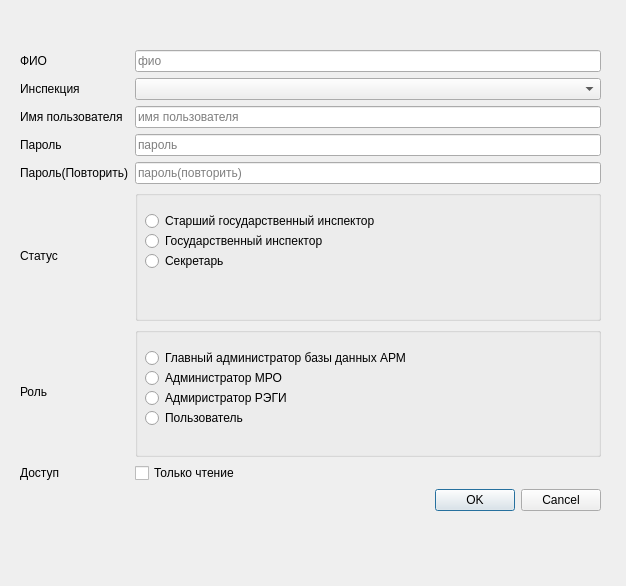
sid1980/ARMInspector, file ARMInspectorGUI/userForm.ui: the form before one commit.
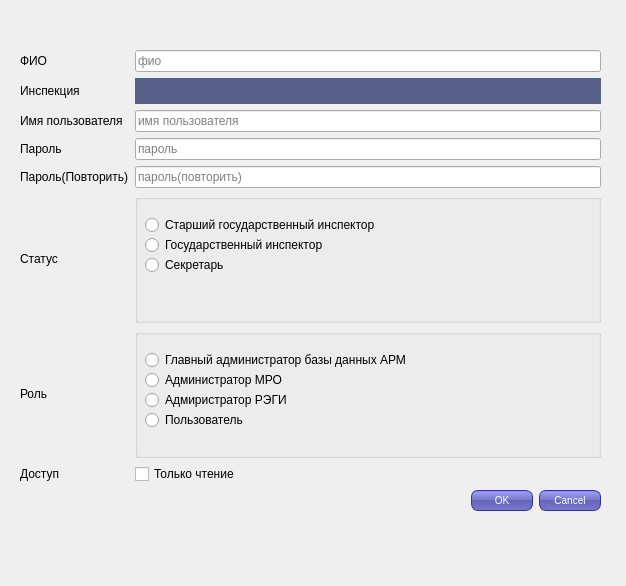
The form after the commit. Icons and pictures are not drawn.

Patch:
```diff
--- a/ARMInspectorGUI/userForm.ui
+++ b/ARMInspectorGUI/userForm.ui
@@ -13,6 +13,25 @@
   <property name="windowTitle">
    <string>Создание нового пользователя</string>
   </property>
+  <property name="styleSheet">
+   <string notr="true">QPushButton {
+color: white;
+background-color: QLinearGradient( x1: 0, y1: 0, x2: 0, y2: 1, stop: 0 #88d, stop: 0.1 #99e, stop: 0.49 #77c, stop: 0.5 #66b, stop: 1 #77c);
+border-width: 1px;
+border-color: #339;
+border-style: solid;
+border-radius: 7;
+padding: 3px;
+font-size: 10px;
+padding-left: 5px;
+padding-right: 5px;
+min-width: 50px;
+max-width: 50px;
+min-height: 13px;
+max-height: 13px;
+}
+</string>
+  </property>
   <widget class="QWidget" name="layoutWidget">
    <property name="geometry">
     <rect>
@@ -174,7 +193,49 @@
      </widget>
     </item>
     <item row="1" column="1">
-     <widget class="QComboBox" name="comboBoxInspection"/>
+     <widget class="QComboBox" name="comboBoxInspection">
+      <property name="styleSheet">
+       <string notr="true">QComboBox{
+border:                 none;
+background-color:   rgb(87, 96, 134);
+color:                      rgb(255, 255, 255);
+font-weight:            bold;
+padding:                    5px 
+
+}
+
+QComboBox::drop-down{
+    border:                 none;
+    background-color:   rgb(87, 96, 134);
+    color:                      rgb(255, 255, 255);
+    font-weight:            bold;
+    padding:                    0px;
+}
+
+QComboBox::down-arrow{
+    image:                      url(icons/combobox_down_arrow.png);
+    padding-right:          5px;
+}
+
+QListView{
+    border:                 none;
+    color:                      rgb(87, 96, 134);
+    background-color:   rgb(255, 255, 255);
+    font-weight:            bold;
+    selection-background-color: rgb(47, 175, 178);
+    show-decoration-selected: 1;
+    margin-left:                -10px;
+    padding-left    :           15px;
+}
+
+QListView::item:hover{
+
+    background-color:   rgb(47, 175, 178);
+    border:                 none;
+}
+</string>
+      </property>
+     </widget>
     </item>
     <item row="3" column="0">
      <widget class="QLabel" name="labelPassword">
```
